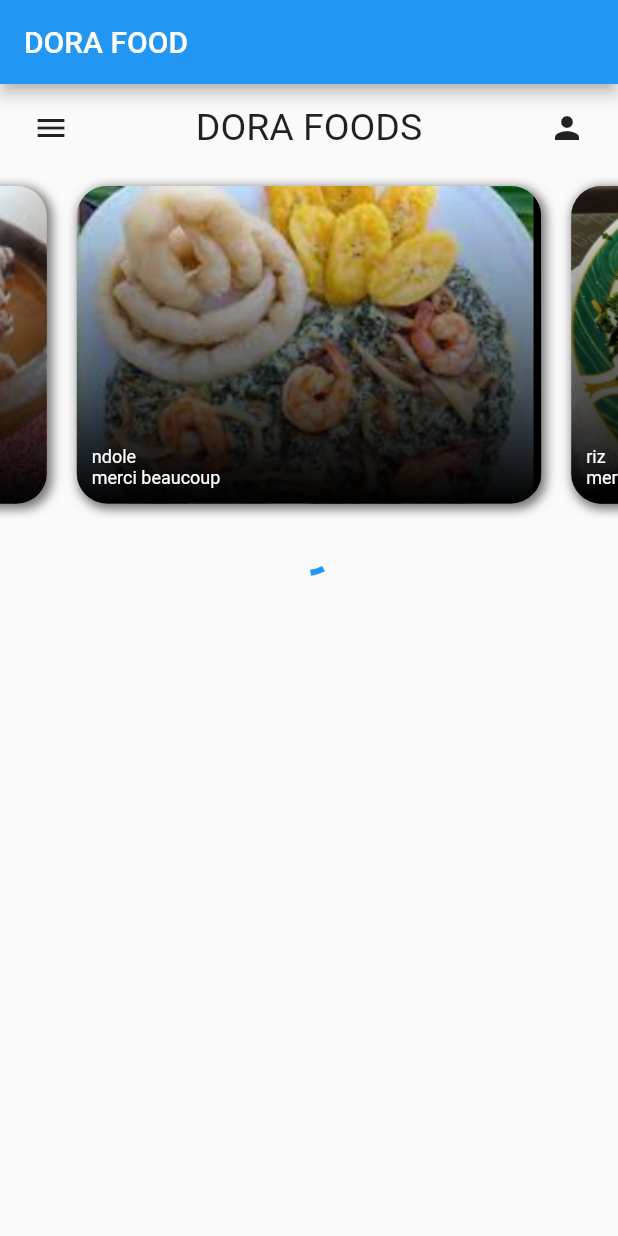
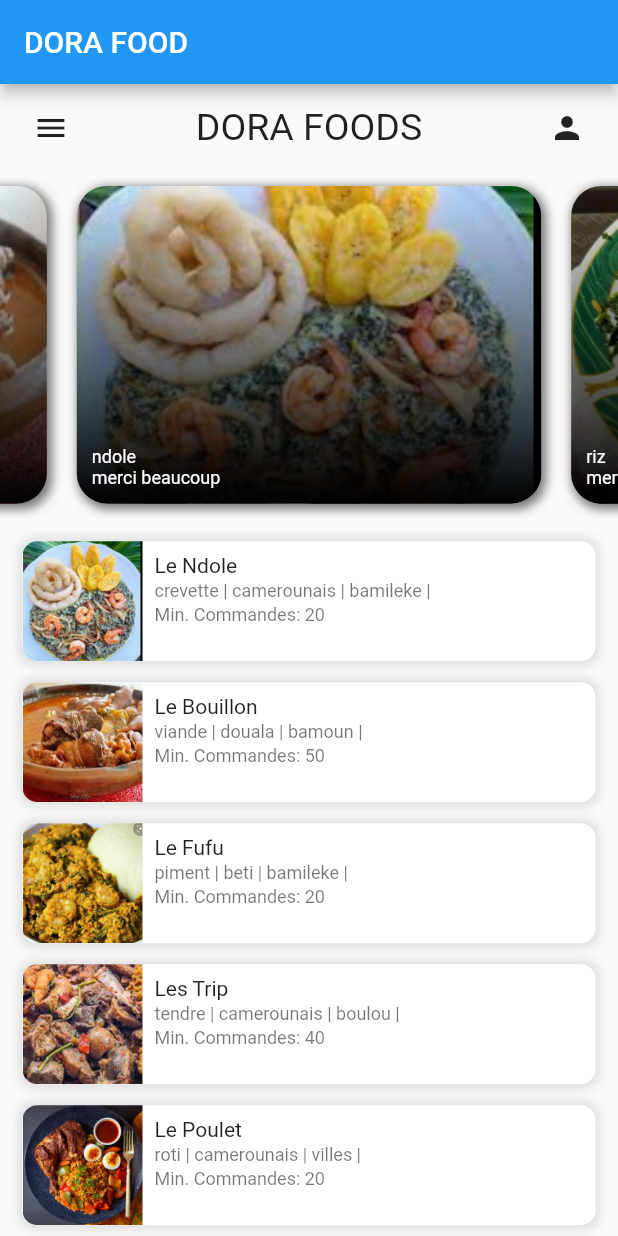
Before and after one commit to vanessapenda/restauration, a Flutter app: the screen it shows after launch, on a phone screen of 412 x 824 dp. Run offline on Flutter 3.47's test engine with Material 2 defaults, Android fonts, the phone set to English and light mode, and no system bars.

Commit message:
Correction de la récupération des menus à partir du fichier data.json dans assets/

```diff
--- a/lib/home.dart
+++ b/lib/home.dart
@@ -1,11 +1,10 @@
 import 'dart:convert';
+import 'dart:developer';
 import 'connexion.dart';
-
 
 import 'package:flutter/material.dart';
 
-
-var bannerItems = ["bouillon","ndole","riz","poulet","okok","fufu"];
+var bannerItems = ["bouillon", "ndole", "riz", "poulet", "okok", "fufu"];
 var bannerImage = [
   "images/bouillon.png",
   "images/ndole.png",
@@ -22,67 +21,90 @@ class Home extends StatelessWidget {
     var screenHeight = MediaQuery.of(context).size.height;
     var screenWidth = MediaQuery.of(context).size.width;
 
-    Future<List<Widget>> createList() async{
+    Future<List<Widget>> createList() async {
       List<Widget> items = <Widget>[];
-      String dataString = await DefaultAssetBundle.of(context).loadString("asset/data.json");
+      String dataString =
+          await DefaultAssetBundle.of(context).loadString("assets/data.json");
       List<dynamic> dataJSON = jsonDecode(dataString);
+      log("Data form json file");
+      log(dataString);
 
+      dataJSON.forEach((object) {
         String finalString = "";
-      var object;
         List<dynamic> dataList = object["placeItems"];
         dataList.forEach((item) {
           finalString = finalString + item + " | ";
         });
 
-      dataJSON.forEach((element) {
-        items.add(Padding(padding:const EdgeInsets.all(2.0),
+        items.add(Padding(
+          padding: const EdgeInsets.all(2.0),
           child: Container(
-            decoration:const BoxDecoration(
+            decoration: const BoxDecoration(
                 color: Colors.white,
                 borderRadius: BorderRadius.all(Radius.circular(10.0)),
-              boxShadow:[
+                boxShadow: [
                   BoxShadow(
-                color: Colors.orange,
+                      color: Colors.black12,
                       spreadRadius: 2.0,
-                blurRadius: 5.0
-              ),
-            ],
-            ) ,
+                      blurRadius: 5.0),
+                ]),
+            margin: const EdgeInsets.all(5.0),
             child: Row(
               mainAxisSize: MainAxisSize.max,
               crossAxisAlignment: CrossAxisAlignment.start,
               children: <Widget>[
                 ClipRRect(
-                  borderRadius:const BorderRadius.only(topLeft: Radius.circular(10.0), bottomLeft: Radius.circular(10.0)),
-                  child: Image.asset(object["placeImage"], height: 80,fit: BoxFit.cover,),
-
+                  borderRadius: const BorderRadius.only(
+                      topLeft: Radius.circular(10.0),
+                      bottomLeft: Radius.circular(10.0)),
+                  child: Image.asset(
+                    object["placeImage"],
+                    width: 80,
+                    height: 80,
+                    fit: BoxFit.cover,
                   ),
-                Padding(padding:const EdgeInsets.all(8.0),
-                  child:  Column(
+                ),
+                SizedBox(
+                  width: 250,
+                  child: Padding(
+                    padding: const EdgeInsets.all(8.0),
+                    child: Column(
                       crossAxisAlignment: CrossAxisAlignment.start,
                       children: <Widget>[
                         Text(object["placeName"]),
-                      Padding(padding:const EdgeInsets.only(top: 2.0, bottom: 2.0),
-                        child: Text(finalString, style:const TextStyle(fontSize: 12.0, color: Colors.black54,), maxLines: 1,),
+                        Padding(
+                          padding: const EdgeInsets.only(top: 2.0, bottom: 2.0),
+                          child: Text(
+                            finalString,
+                            overflow: TextOverflow.ellipsis,
+                            style: const TextStyle(
+                              fontSize: 12.0,
+                              color: Colors.black54,
                             ),
-                      Text("Min. Order:${object["minOder"]}", style:const TextStyle(fontSize: 12.0, color: Colors.black54),),
-
-                    ],
+                            maxLines: 1,
+                          ),
+                        ),
+                        Text(
+                          "Min. Commandes: ${object["minOrder"]}",
+                          style:
+                              const TextStyle(fontSize: 12.0, color: Colors.black54),
                         )
-                )
-
                       ],
                     ),
                   ),
                 )
-        );
+              ],
+            ),
+          ),
+        ));
       });
+
       return items;
     }
+
     return Scaffold(
         appBar: AppBar(
-
-          title:const Text("DORA FOOD"),
+          title: const Text("DORA FOOD"),
         ),
         body: Container(
           height: screenHeight,
@@ -91,107 +113,114 @@ class Home extends StatelessWidget {
             child: SingleChildScrollView(
               child: Column(
                 crossAxisAlignment: CrossAxisAlignment.center,
-                children: <Widget> [
+                children: <Widget>[
                   Padding(
-                    padding: const EdgeInsets.fromLTRB(10,5,10,5),
+                    padding: const EdgeInsets.fromLTRB(10, 5, 10, 5),
                     child: Row(
                       mainAxisAlignment: MainAxisAlignment.spaceBetween,
-                      children: <Widget> [
-                        IconButton(icon:const Icon(Icons.menu), onPressed: (){}),
-                         const Text("DORA FOODS", style: TextStyle(fontSize: 25),),
-                        IconButton(icon:const Icon(Icons.person), onPressed: (){}),
+                      children: <Widget>[
+                        IconButton(
+                            icon: const Icon(Icons.menu), onPressed: () {}),
+                        const Text(
+                          "DORA FOODS",
+                          style: TextStyle(fontSize: 25),
+                        ),
+                        IconButton(
+                          icon: const Icon(Icons.person),
+                          onPressed: () {
+                            Navigator.push(
+                              context,
+                              MaterialPageRoute(
+                                  builder: (BuildContext context) {
+                                return Connexion();
+                              }),
+                            );
+                          },
+                        ),
                       ],
                     ),
                   ),
                   BannerWidgetArea(),
-
                   Container(
                       child: FutureBuilder(
-                      initialData:const <Widget> [Text("")],
+                          initialData: const <Widget>[Text("")],
                           future: createList(),
-                      builder: (context,snapshot){
-                        if(snapshot.hasData){
-                          return  Padding(padding:const EdgeInsets.all(8.0),
+                          builder: (context, snapshot) {
+                            if (snapshot.hasData) {
+                              return Padding(
+                                padding: const EdgeInsets.all(8.0),
                                 child: ListView(
                                   primary: false,
                                   shrinkWrap: true,
-                              // children: snapshot.data,
+                                  children: snapshot.data as List<Widget>,
                                 ),
                               );
-                        } else{
+                            } else {
                               return const CircularProgressIndicator();
                             }
-                      }
-
-                    )
-                  ),
+                          })),
                 ],
               ),
             ),
           ),
-
-        )
-    );
+        ));
   }
 }
 
-
-
-class BannerWidgetArea extends StatelessWidget{
-
-
+class BannerWidgetArea extends StatelessWidget {
   @override
   Widget build(BuildContext context) {
     var screenWidth = MediaQuery.of(context).size.width;
-    PageController controller = PageController(viewportFraction: 0.8, initialPage: 1);
+    PageController controller =
+        PageController(viewportFraction: 0.8, initialPage: 1);
     List<Widget> banners = <Widget>[];
-    for(int x=0; x<bannerItems.length;x++ ){
-      var bannerView = Padding(padding: const EdgeInsets.all(10.0),
+    for (int x = 0; x < bannerItems.length; x++) {
+      var bannerView = Padding(
+        padding: const EdgeInsets.all(10.0),
         child: Container(
           child: Stack(
             fit: StackFit.expand,
             children: <Widget>[
               Container(
-                decoration: const  BoxDecoration(
+                decoration: const BoxDecoration(
                     borderRadius: BorderRadius.all(Radius.circular(20.0)),
                     boxShadow: [
                       BoxShadow(
                           color: Colors.black54,
-                          offset: Offset(2.0,2.0),
+                          offset: Offset(2.0, 2.0),
                           blurRadius: 5.0,
-                          spreadRadius: 1.0
-                      )
-                    ]
+                          spreadRadius: 1.0)
+                    ]),
               ),
-              ),
-
               ClipRRect(
                   borderRadius: const BorderRadius.all(Radius.circular(20.0)),
-                  child: Image.asset(bannerImage[x],fit: BoxFit.cover,)
-              ),
-
+                  child: Image.asset(
+                    bannerImage[x],
+                    fit: BoxFit.cover,
+                  )),
               Container(
                 decoration: const BoxDecoration(
                   borderRadius: BorderRadius.all(Radius.circular(20.0)),
                   gradient: LinearGradient(
                       begin: Alignment.topCenter,
                       end: Alignment.bottomCenter,
-                      colors: [Colors.transparent, Colors.black]
+                      colors: [Colors.transparent, Colors.black]),
                 ),
               ),
-              ),
-
               Padding(
                 padding: const EdgeInsets.all(10.0),
                 child: Column(
-                  mainAxisAlignment: MainAxisAlignment.end ,
+                  mainAxisAlignment: MainAxisAlignment.end,
                   crossAxisAlignment: CrossAxisAlignment.start,
                   children: [
                     Text(
                       bannerItems[x],
-                      style: const TextStyle(fontSize: 12.0,color: Colors.white),
+                      style:
+                          const TextStyle(fontSize: 12.0, color: Colors.white),
                     ),
-                    const Text("merci beaucoup", style: TextStyle(fontSize: 12.0,color: Colors.white),
+                    const Text(
+                      "merci beaucoup",
+                      style: TextStyle(fontSize: 12.0, color: Colors.white),
                     ),
                   ],
                 ),
@@ -205,7 +234,7 @@ class BannerWidgetArea extends StatelessWidget{
 
     return Container(
       width: screenWidth,
-      height: screenWidth*9/16,
+      height: screenWidth * 9 / 16,
       child: PageView(
         controller: controller,
         scrollDirection: Axis.horizontal,
--- a/pubspec.yaml
+++ b/pubspec.yaml
@@ -61,6 +61,7 @@ flutter:
   # To add assets to your application, add an assets section, like this:
   assets:
     - images/
+    - assets/data.json
 
   # An image asset can refer to one or more resolution-specific "variants", see
   # https://flutter.dev/assets-and-images/#resolution-aware
```
Lines whose indentation alone changed are shown as unchanged.
